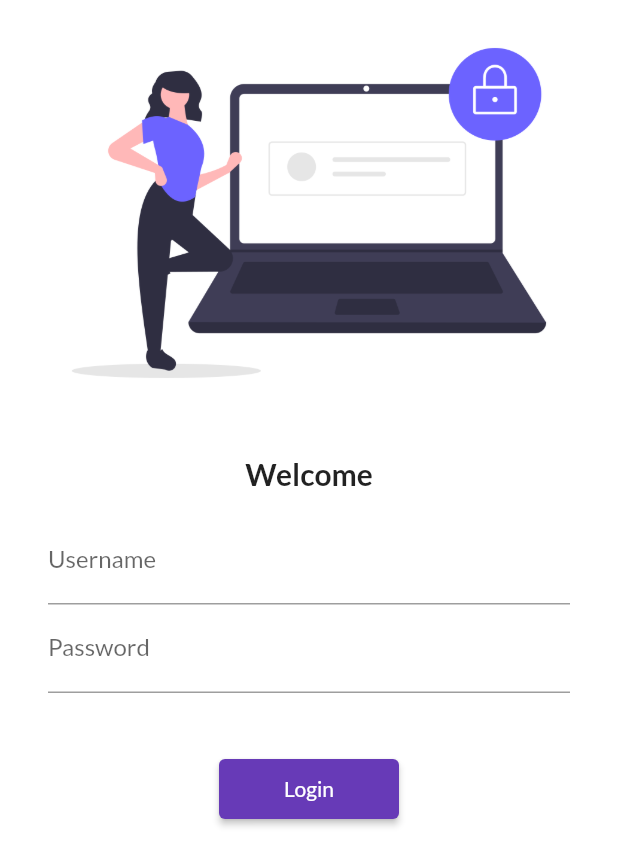
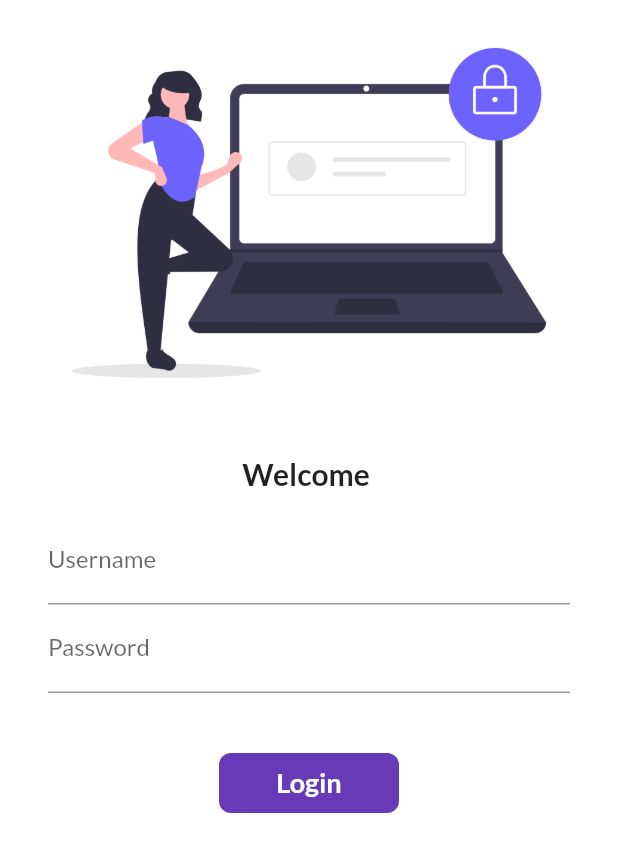
Before and after one commit to rajanagrahari9/30DaysOfFlutter, a Flutter app: the screen it shows after launch, on a phone screen of 412 x 824 dp. Shown: the top 866 px of the screen. Run offline on Flutter 3.47's test engine with Material 2 defaults, Android fonts, the phone set to English and light mode, and no system bars; our stand-ins replace google_fonts.

Commit message:
Day 6 Completed

```diff
--- a/lib/pages/login_page.dart
+++ b/lib/pages/login_page.dart
@@ -1,8 +1,16 @@
 import 'package:flutter/material.dart';
 import 'package:flutter_catalog/utils/routes.dart';
 
-class LoginPage extends StatelessWidget {
+class LoginPage extends StatefulWidget {
   const LoginPage({Key? key}) : super(key: key);
+
+  @override
+  State<LoginPage> createState() => _LoginPageState();
+}
+
+class _LoginPageState extends State<LoginPage> {
+  String name = "";
+  bool changeButton = false;
 
   @override
   Widget build(BuildContext context) {
@@ -13,9 +21,10 @@ class LoginPage extends StatelessWidget {
             children: [
               Image.asset("assets/images/login_image.png", fit: BoxFit.cover),
               const SizedBox(height: 20.0),
-              const Text(
-                "Welcome",
-                style: TextStyle(fontSize: 20, fontWeight: FontWeight.bold),
+              Text(
+                "Welcome $name",
+                style:
+                    const TextStyle(fontSize: 20, fontWeight: FontWeight.bold),
               ),
               Padding(
                 padding: const EdgeInsets.symmetric(
@@ -25,6 +34,10 @@ class LoginPage extends StatelessWidget {
                     TextFormField(
                       decoration: const InputDecoration(
                           hintText: "Username", labelText: "Username"),
+                      onChanged: (value) {
+                        name = value;
+                        setState(() {});
+                      },
                     ),
                     TextFormField(
                       obscureText: true,
@@ -34,13 +47,37 @@ class LoginPage extends StatelessWidget {
                     const SizedBox(
                       height: 40.0,
                     ),
-                    ElevatedButton(
-                        child: const Text("Login"),
-                        onPressed: () {
-                          Navigator.pushNamed(context, MyRoutes.homeRoute);
-                        },
-                        style: TextButton.styleFrom(
-                            minimumSize: const Size(120.0, 40.0)))
+
+                    InkWell(
+                      onTap: () async {
+                        setState(() {
+                          changeButton = true;
+                        });
+                        await Future.delayed(const Duration(seconds: 1));
+                        Navigator.pushNamed(context, MyRoutes.homeRoute);
+                      },
+                      child: AnimatedContainer(
+                        duration: const Duration(seconds: 1),
+                        width: changeButton ? 40 : 120,
+                        height: 40,
+                        child: changeButton ? const Icon(Icons.done, color: Colors.white,) : const Text("Login",
+                            style: TextStyle(
+                                fontSize: 18,
+                                fontWeight: FontWeight.bold,
+                                color: Colors.white)),
+                        alignment: Alignment.center,
+                        decoration: BoxDecoration(
+                            color: Colors.deepPurple,
+                            borderRadius: changeButton ? BorderRadius.circular(40) : BorderRadius.circular(8)),
+                      ),
+                    ),
+                    // ElevatedButton(
+                    //     child: const Text("Login"),
+                    //     onPressed: () {
+                    //       Navigator.pushNamed(context, MyRoutes.homeRoute);
+                    //     },
+                    //     style: TextButton.styleFrom(
+                    //         minimumSize: const Size(120.0, 40.0)))
                   ],
                 ),
               )
```
